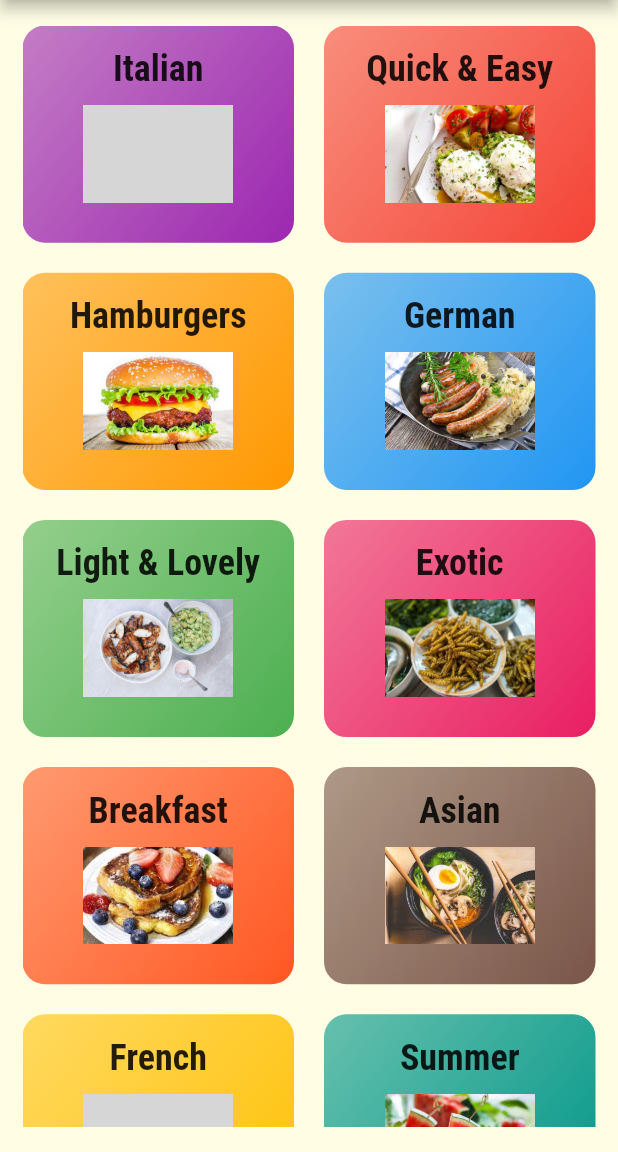
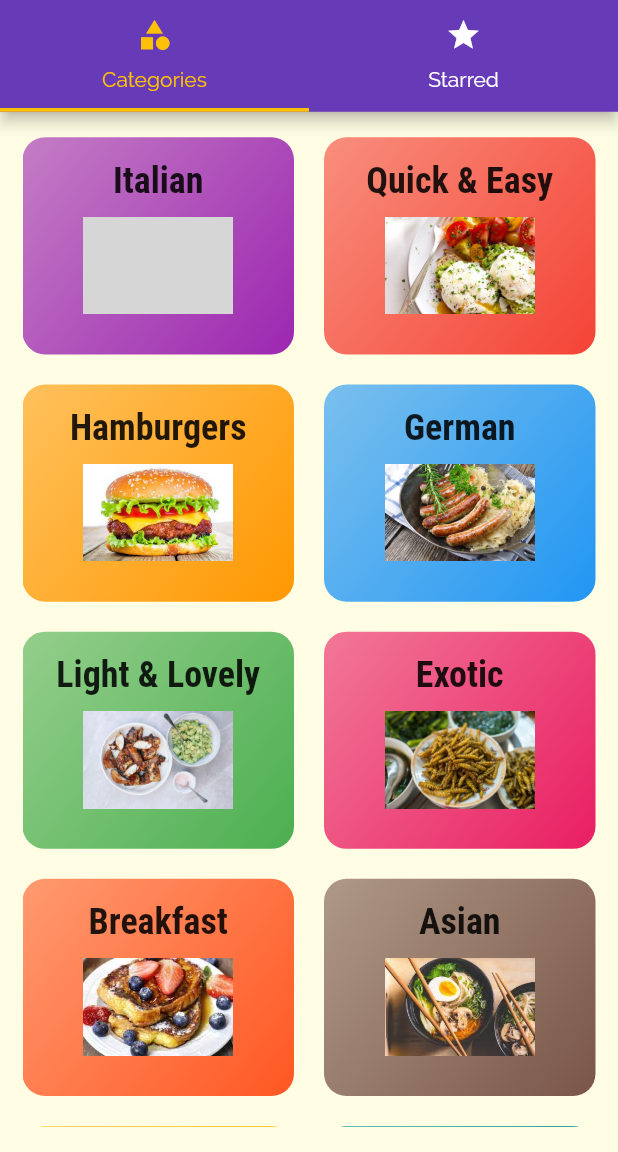
Before and after one commit to agrawalkunal2001/Meal_Dash, a Flutter app: the screen it shows after launch, on a phone screen of 412 x 824 dp, the part 84-1236 px from its top. Run offline on Flutter 3.47's test engine with Material 2 defaults, Android fonts, the phone set to English and light mode, and no system bars; grey boxes are pictures that could not be loaded.

Commit message:
Added top tab-bar

```diff
--- a/lib/main.dart
+++ b/lib/main.dart
@@ -1,6 +1,7 @@
 import 'package:flutter/material.dart';
 import 'package:meal_dash/screens/meal_category_screen.dart';
 import 'package:meal_dash/screens/meal_detail_screen.dart';
+import 'package:meal_dash/screens/tabs_screen.dart';
 import 'screens/categories_screen.dart';
 
 void main() {
@@ -34,7 +35,7 @@ class MyApp extends StatelessWidget {
             )),
       ),
       routes: {
-        "/": (ctx) => CategoriesScreen(),
+        "/": (ctx) => TabsScreen(),
         MealCategoryScreen.routeName: (ctx) => MealCategoryScreen(),
         MealDetailScreen.routeName: (ctx) => MealDetailScreen()
       },
--- a/lib/screens/categories_screen.dart
+++ b/lib/screens/categories_screen.dart
@@ -5,11 +5,7 @@ import '../data.dart';
 class CategoriesScreen extends StatelessWidget {
   @override
   Widget build(BuildContext context) {
-    return Scaffold(
-      appBar: AppBar(
-        title: Text("Meal Dash"),
-      ),
-      body: Container(
+    return Container(
       margin: EdgeInsets.fromLTRB(15, 17, 15, 17),
       child: GridView(
         gridDelegate: SliverGridDelegateWithMaxCrossAxisExtent(
@@ -23,7 +19,6 @@ class CategoriesScreen extends StatelessWidget {
                 CategoryItem(item.id, item.title, item.color, item.image))
             .toList(),
       ),
-      ),
     );
   }
 }
--- /dev/null
+++ b/lib/screens/starred_screen.dart
@@ -0,0 +1,12 @@
+import 'package:flutter/material.dart';
+
+class StarredScreen extends StatelessWidget {
+  const StarredScreen({Key? key}) : super(key: key);
+
+  @override
+  Widget build(BuildContext context) {
+    return Center(
+      child: Text("Starred"),
+    );
+  }
+}
--- /dev/null
+++ b/lib/screens/tabs_screen.dart
@@ -0,0 +1,47 @@
+import 'package:flutter/material.dart';
+import 'package:meal_dash/screens/categories_screen.dart';
+import 'package:meal_dash/screens/starred_screen.dart';
+
+class TabsScreen extends StatefulWidget {
+  const TabsScreen({Key? key}) : super(key: key);
+
+  @override
+  _TabsScreenState createState() => _TabsScreenState();
+}
+
+class _TabsScreenState extends State<TabsScreen> {
+  @override
+  Widget build(BuildContext context) {
+    return DefaultTabController(
+      length: 2 /* Number of tabs*/,
+      child: Scaffold(
+        appBar: AppBar(
+          title: Text("Meal Dash"),
+          bottom: TabBar(
+            indicatorWeight: 2.5,
+            labelColor: Theme.of(context).accentColor,
+            unselectedLabelColor: Colors.white,
+            tabs: <Widget>[
+              Tab(
+                icon: Icon(Icons.category),
+                text: "Categories",
+              ),
+              Tab(
+                icon: Icon(Icons.star),
+                text: "Starred",
+              ),
+            ],
+          ),
+        ),
+        body: TabBarView(
+          // Number of tabs=Number of elemnts in tab bar view.
+          children: [
+            // Since the tabs screen is managing the current screen and is inside a scaffold, the categories and starred screen do not need a scaffold because they only manage the area below tabs and not the entire screen.
+            CategoriesScreen(),
+            StarredScreen(),
+          ],
+        ),
+      ),
+    );
+  }
+}
```
Lines whose indentation alone changed are shown as unchanged.
